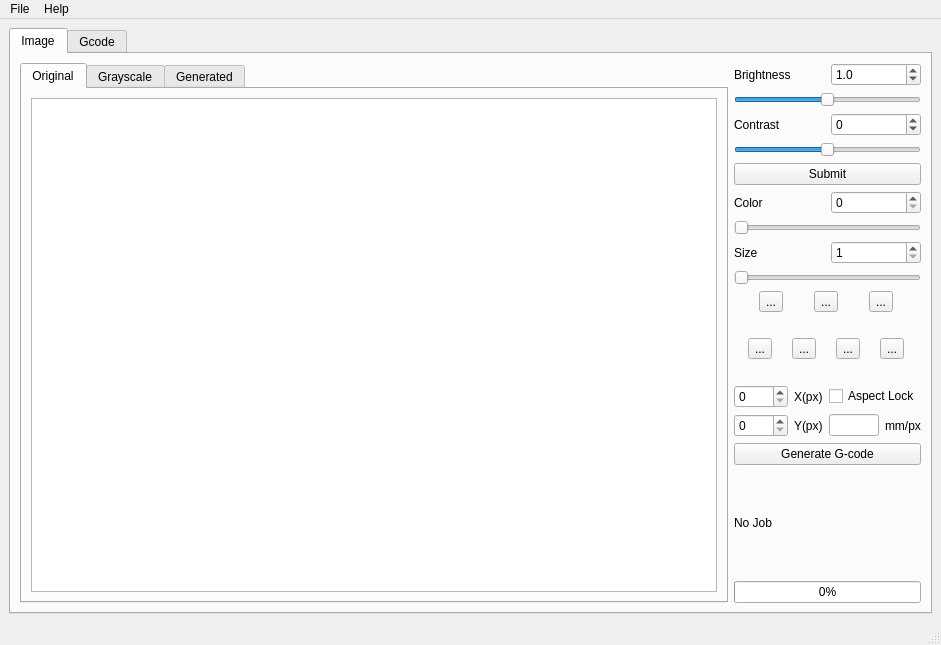
Above: UI/main_window.ui from b-randon/gImage before the change. Below: the same form after it.
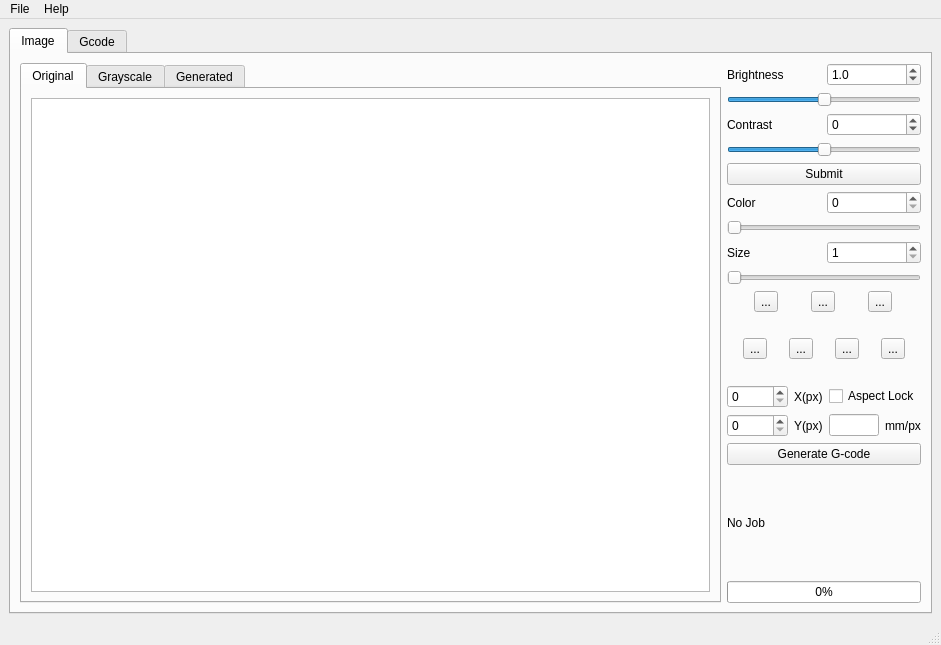
That is the form after the change. The open tabs and pages were chosen to show the change.

Commit message: Added code to fit the image to the current window size.

Patch:
```diff
--- a/UI/main_window.ui
+++ b/UI/main_window.ui
@@ -330,14 +330,14 @@
             <item row="2" column="0">
              <widget class="QSpinBox" name="ysize_spinbox">
               <property name="maximum">
-               <number>2160</number>
+               <number>99999</number>
               </property>
              </widget>
             </item>
             <item row="1" column="0">
              <widget class="QSpinBox" name="xsize_spinbox">
               <property name="maximum">
-               <number>4096</number>
+               <number>99999</number>
               </property>
              </widget>
             </item>
```
Left out of the diff: 2 changed lines with no effect on the pictures. The commit also changes 1 other file.
